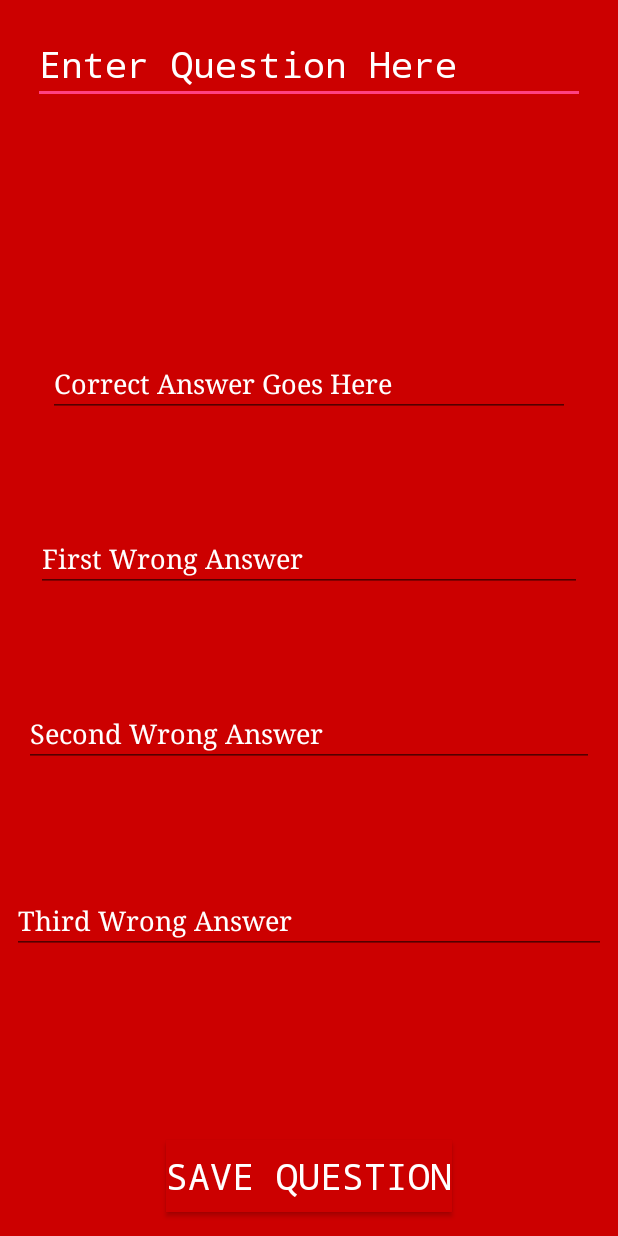
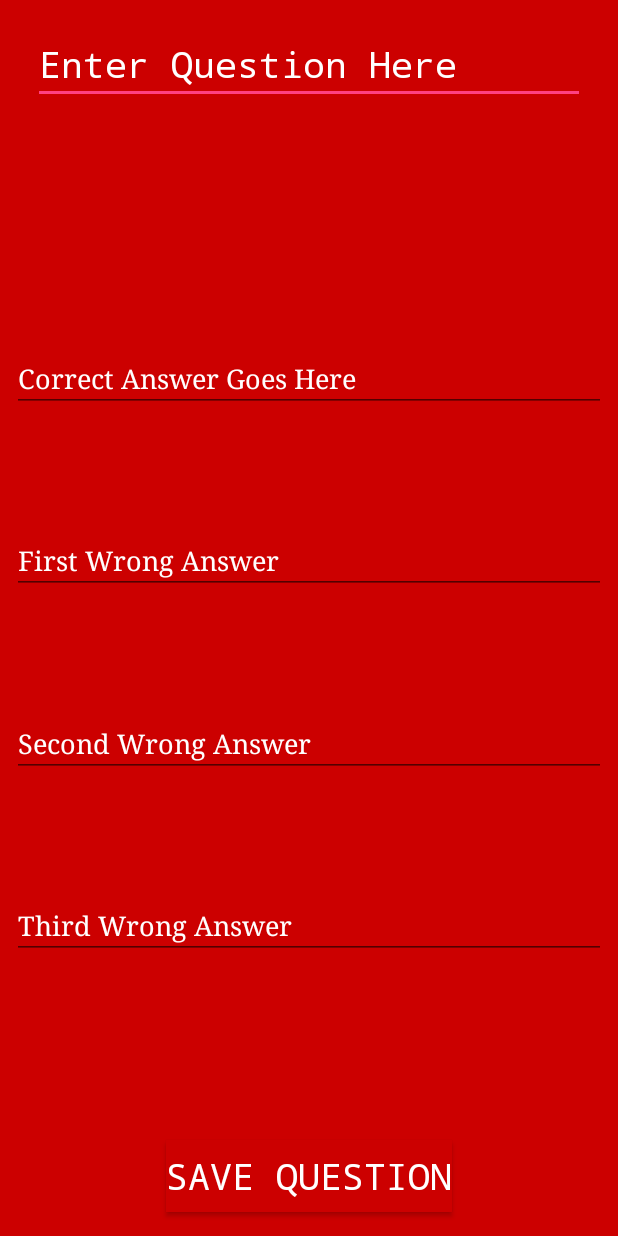
Before and after one commit to ProfessionalNerd93/TriviaGame, an Android app: the layout fragment_question_creator.xml on its own in the app's theme, with its tools: preview values and no code run, on a phone screen of 412 x 824 dp. Run offline under Robolectric (Android 15) with nearby library versions, the phone set to English and light mode, and no system bars.

Commit message:
First Fragment Completed

```diff
--- a/app/src/main/res/layout/fragment_question_creator.xml
+++ b/app/src/main/res/layout/fragment_question_creator.xml
@@ -52,9 +52,9 @@
         android:textColorHint="@android:color/background_light"
         android:textSize="18sp"
         app:layout_constraintBottom_toTopOf="@+id/first_wrong_answer_editText"
-        app:layout_constraintEnd_toEndOf="@+id/first_wrong_answer_editText"
+        app:layout_constraintEnd_toEndOf="parent"
         app:layout_constraintHorizontal_bias="0.0"
-        app:layout_constraintStart_toStartOf="@+id/first_wrong_answer_editText"
+        app:layout_constraintStart_toStartOf="parent"
         app:layout_constraintTop_toBottomOf="@+id/question_editText" />
 
     <EditText
@@ -64,16 +64,16 @@
         android:layout_marginBottom="8dp"
         android:layout_marginEnd="8dp"
         android:layout_marginStart="8dp"
+        android:layout_marginTop="8dp"
         android:ems="10"
         android:fontFamily="serif"
         android:hint="@string/first_wrong_answer"
         android:inputType="textPersonName"
         android:textColorHint="@android:color/background_light"
         app:layout_constraintBottom_toTopOf="@+id/second_wrong_answer_editText"
-        app:layout_constraintEnd_toEndOf="@+id/second_wrong_answer_editText"
+        app:layout_constraintEnd_toEndOf="parent"
         app:layout_constraintHorizontal_bias="1.0"
-        app:layout_constraintStart_toEndOf="@+id/correct_answer_editText"
-        app:layout_constraintStart_toStartOf="@+id/second_wrong_answer_editText"
+        app:layout_constraintStart_toStartOf="parent"
         app:layout_constraintTop_toBottomOf="@+id/correct_answer_editText" />
 
     <EditText
@@ -83,16 +83,16 @@
         android:layout_marginBottom="8dp"
         android:layout_marginEnd="8dp"
         android:layout_marginStart="8dp"
+        android:layout_marginTop="8dp"
         android:ems="10"
         android:fontFamily="serif"
         android:hint="@string/second_wrong_answer"
         android:inputType="textPersonName"
         android:textColorHint="@android:color/background_light"
         app:layout_constraintBottom_toTopOf="@+id/third_wrong_answer_editText"
-        app:layout_constraintEnd_toEndOf="@+id/third_wrong_answer_editText"
+        app:layout_constraintEnd_toEndOf="parent"
         app:layout_constraintHorizontal_bias="1.0"
-        app:layout_constraintStart_toEndOf="@+id/first_wrong_answer_editText"
-        app:layout_constraintStart_toStartOf="@+id/third_wrong_answer_editText"
+        app:layout_constraintStart_toStartOf="parent"
         app:layout_constraintTop_toBottomOf="@+id/first_wrong_answer_editText" />
 
     <EditText
@@ -110,7 +110,6 @@
         android:textColorHint="@android:color/background_light"
         app:layout_constraintBottom_toTopOf="@+id/save_question_button"
         app:layout_constraintEnd_toEndOf="parent"
-        app:layout_constraintStart_toEndOf="@+id/second_wrong_answer_editText"
         app:layout_constraintStart_toStartOf="parent"
         app:layout_constraintTop_toBottomOf="@+id/second_wrong_answer_editText" />
 </android.support.constraint.ConstraintLayout>
```
